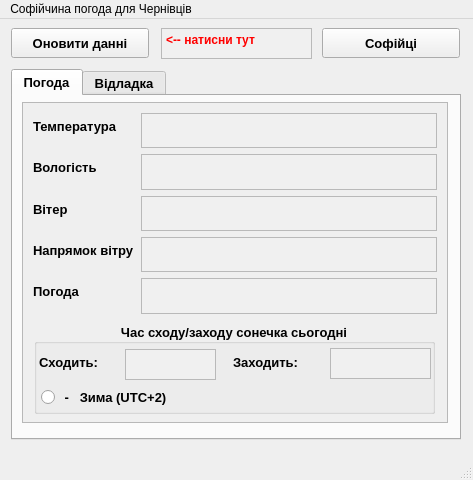
This is mainwindow.ui in centroparotjag/Sofia-weather-QT as Qt 5 draws it before an edit. The edited form follows.
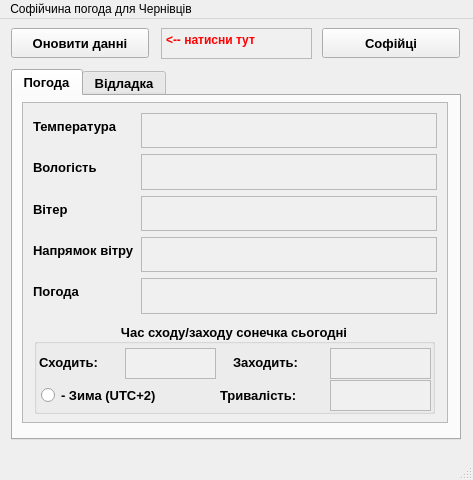
This is the edited form.

Patch:
```diff
--- a/mainwindow.ui
+++ b/mainwindow.ui
@@ -204,7 +204,7 @@
          <property name="geometry">
           <rect>
            <x>91</x>
-           <y>26</y>
+           <y>25</y>
            <width>91</width>
            <height>31</height>
           </rect>
@@ -259,13 +259,66 @@
          <property name="geometry">
           <rect>
            <x>7</x>
-           <y>64</y>
-           <width>361</width>
+           <y>62</y>
+           <width>161</width>
            <height>20</height>
           </rect>
          </property>
          <property name="text">
-          <string> -   Зима (UTC+2) </string>
+          <string>- Зима (UTC+2) </string>
+         </property>
+        </widget>
+        <widget class="QLabel" name="label_8">
+         <property name="geometry">
+          <rect>
+           <x>186</x>
+           <y>57</y>
+           <width>110</width>
+           <height>30</height>
+          </rect>
+         </property>
+         <property name="font">
+          <font>
+           <pointsize>10</pointsize>
+           <weight>75</weight>
+           <bold>true</bold>
+          </font>
+         </property>
+         <property name="text">
+          <string>Тривалість:</string>
+         </property>
+        </widget>
+        <widget class="QTextEdit" name="textEdit_duration">
+         <property name="enabled">
+          <bool>false</bool>
+         </property>
+         <property name="geometry">
+          <rect>
+           <x>296</x>
+           <y>57</y>
+           <width>101</width>
+           <height>31</height>
+          </rect>
+         </property>
+         <property name="font">
+          <font>
+           <pointsize>10</pointsize>
+           <weight>75</weight>
+           <bold>true</bold>
+           <kerning>true</kerning>
+          </font>
+         </property>
+         <property name="acceptDrops">
+          <bool>true</bool>
+         </property>
+         <property name="autoFillBackground">
+          <bool>false</bool>
+         </property>
+         <property name="styleSheet">
+          <string notr="true">background-color: rgb(240, 240, 240);</string>
+         </property>
+         <property name="readOnly">
+          <bool>true</bool>
          </property>
         </widget>
        </widget>
```
